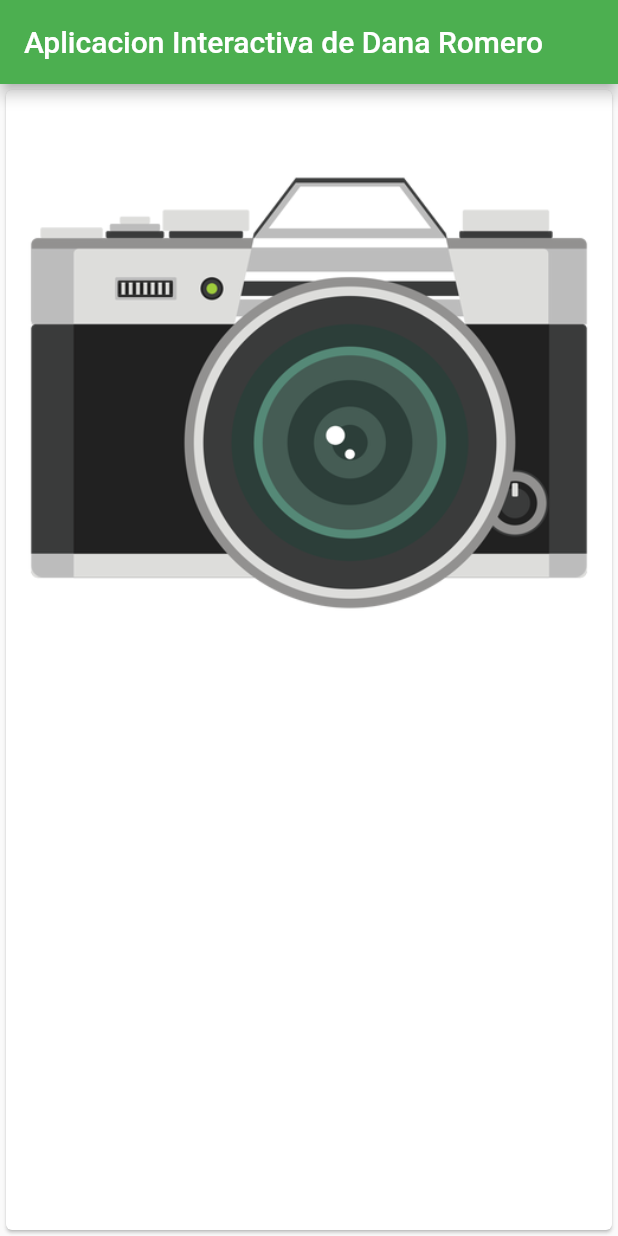
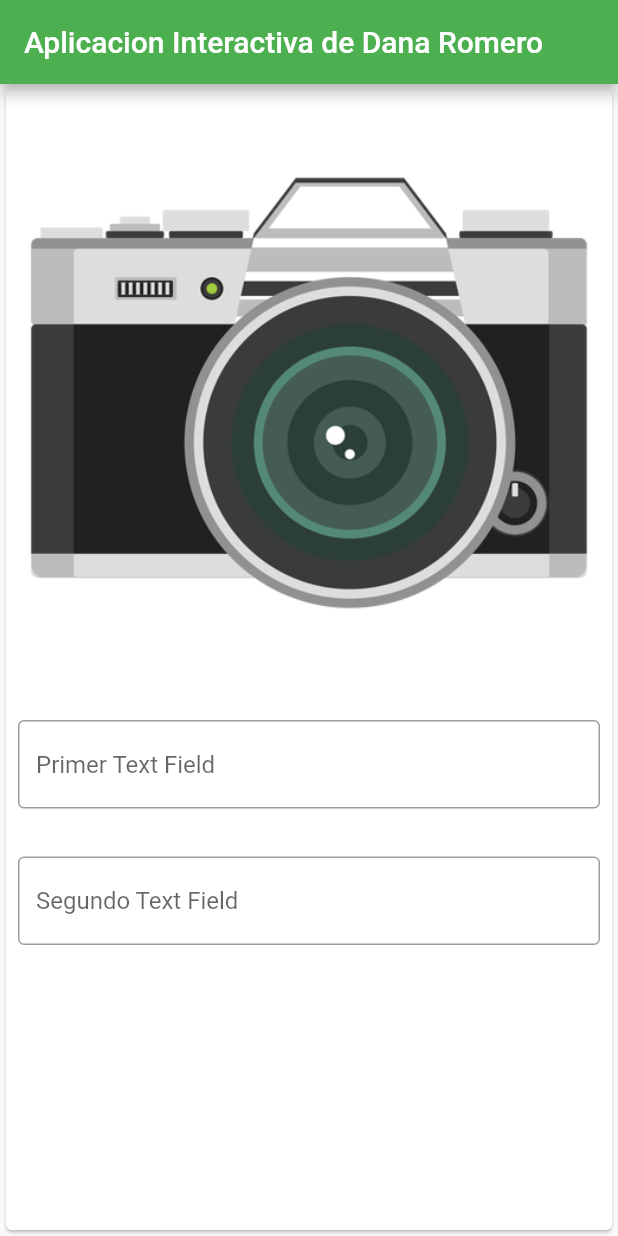
Before and after one commit to Danaromero/MiAppInteractiva, a Flutter app: the screen it shows after launch, on a phone screen of 412 x 824 dp. Run offline on Flutter 3.47's test engine with Material 2 defaults, Android fonts, the phone set to English and light mode, and no system bars.

Commit message:
Update main.dart

```diff
--- a/lib/main.dart
+++ b/lib/main.dart
@@ -26,6 +26,27 @@ class PaginaInicial extends StatelessWidget {
 	        child: Column(
         	children: <Widget>[
          	Image.asset("images/camara.png"),
+
+         Padding(
+          padding: EdgeInsets.symmetric(horizontal: 8, vertical: 16),
+          child: TextField(
+            decoration: InputDecoration(
+              border: OutlineInputBorder(),
+              hintText: 'Primer Text Field',
+            ),
+          ),//Fin Primer Text Field
+        ),//Fin Primer Padding
+
+        Padding(
+          padding: EdgeInsets.symmetric(horizontal: 8, vertical: 16),
+          child: TextField(
+            decoration: InputDecoration(
+              border: OutlineInputBorder(),
+              hintText: 'Segundo Text Field',
+            ),
+          ),//Fin Segundo Text Field
+        ),//Fin Segundo Padding
+
   	    ],//Fin Widget
 	    ),//Fin Columna
      ),//Fin Center
```
